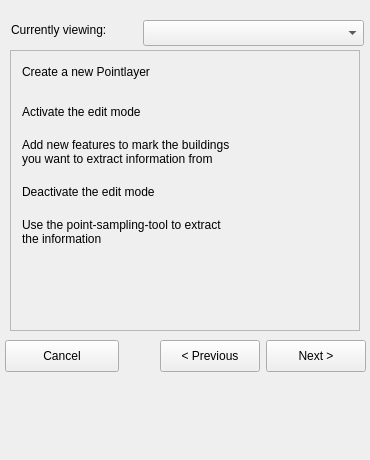
This is ui_main_process_dock.ui in UdK-VPT/Open_eQuarter as Qt 5 draws it before an edit. The edited form follows.
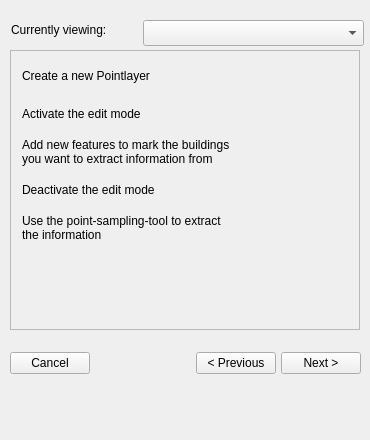
This is the edited form. The open tabs and pages were chosen to show the change. Icons and pictures are not drawn. Custom widgets are drawn as their Qt base class.

Commit message: - Created a new Class for the process-buttons and adapted the gui to use that instead of the former QPushButtons - Changed the UI and added Layout-managers, spacers and stylesheets for a more flexible customization - First approach to seperate model, view and control more clearly/strictly

Diff of the .ui file:
```diff
--- a/ui_main_process_dock.ui
+++ b/ui_main_process_dock.ui
@@ -7,7 +7,7 @@
     <x>0</x>
     <y>0</y>
     <width>370</width>
-    <height>460</height>
+    <height>440</height>
    </rect>
   </property>
   <property name="minimumSize">
@@ -17,7 +17,30 @@
    </size>
   </property>
   <property name="styleSheet">
-   <string notr="true"/>
+   <string notr="true">QStackedWidget QWidget { 
+	text-align: left; 
+}
+
+QStackedWidget QAbstractButton {
+	border: none;
+	margin-left: 2px;
+	min-width: 261px;
+	max-width: 320px;
+	min-height: 32px;
+	max-height: 40px;
+	qproperty-icon: url(&quot;:/Icons/Icons/openmark.png&quot;) off,
+							url(&quot;:/Icons/Icons/checkmark.png&quot;) on ;
+	qproperty-iconSize: 17px; 
+	qproperty-flat: true;
+	qproperty-checkable: true;
+}
+
+QStackedWidget QAbstractButton:active {
+	border: none;
+}
+
+
+</string>
   </property>
   <property name="windowTitle">
    <string>Open eQuarter - Analysis</string>
@@ -38,14 +61,20 @@
       <x>10</x>
       <y>50</y>
       <width>350</width>
-      <height>281</height>
+      <height>280</height>
      </rect>
     </property>
+    <property name="minimumSize">
+     <size>
+      <width>350</width>
+      <height>280</height>
+     </size>
+    </property>
     <property name="autoFillBackground">
      <bool>false</bool>
     </property>
     <property name="styleSheet">
-     <string notr="true">text-align: left;</string>
+     <string notr="true"/>
     </property>
     <property name="frameShape">
      <enum>QFrame::StyledPanel</enum>
@@ -559,218 +588,58 @@
      <property name="accessibleDescription">
       <string/>
      </property>
-     <widget class="QPushButton" name="temp_pointlayer_created_chckBox">
-      <property name="enabled">
-       <bool>true</bool>
-      </property>
-      <property name="geometry">
-       <rect>
-        <x>10</x>
-        <y>0</y>
-        <width>176</width>
-        <height>41</height>
-       </rect>
-      </property>
-      <property name="styleSheet">
-       <string notr="true">:active{ text-align: left; border: none; margin-left: 3px; }
-:checked { border: none; }
-:pressed { border: none; }
-</string>
-      </property>
-      <property name="text">
-       <string>Create a new Pointlayer</string>
-      </property>
-      <property name="icon">
-       <iconset resource="../OpenEQuartersMain/resources.qrc">
-        <normaloff>:/Icons/Icons/openmark.png</normaloff>
-        <normalon>:/Icons/Icons/checkmark.png</normalon>:/Icons/Icons/openmark.png</iconset>
-      </property>
-      <property name="iconSize">
-       <size>
-        <width>17</width>
-        <height>17</height>
-       </size>
-      </property>
-      <property name="shortcut">
-       <string notr="true"/>
-      </property>
-      <property name="checkable">
-       <bool>true</bool>
-      </property>
-      <property name="flat">
-       <bool>true</bool>
-      </property>
-     </widget>
-     <widget class="QPushButton" name="editing_temp_pointlayer_started_chckBox">
-      <property name="enabled">
-       <bool>true</bool>
-      </property>
-      <property name="geometry">
-       <rect>
-        <x>10</x>
-        <y>40</y>
-        <width>171</width>
-        <height>41</height>
-       </rect>
-      </property>
-      <property name="styleSheet">
-       <string notr="true">:active{ text-align: left; border: none; margin-left: 3px; }
-:checked { border: none; }
-:pressed { border: none; }
-</string>
-      </property>
-      <property name="text">
-       <string>Activate the edit mode</string>
-      </property>
-      <property name="icon">
-       <iconset resource="../OpenEQuartersMain/resources.qrc">
-        <normaloff>:/Icons/Icons/openmark.png</normaloff>
-        <normalon>:/Icons/Icons/checkmark.png</normalon>:/Icons/Icons/openmark.png</iconset>
-      </property>
-      <property name="iconSize">
-       <size>
-        <width>17</width>
-        <height>17</height>
-       </size>
-      </property>
-      <property name="shortcut">
-       <string notr="true"/>
-      </property>
-      <property name="checkable">
-       <bool>true</bool>
-      </property>
-      <property name="flat">
-       <bool>true</bool>
-      </property>
-     </widget>
-     <widget class="QPushButton" name="points_of_interest_defined_chckBox">
-      <property name="enabled">
-       <bool>true</bool>
-      </property>
-      <property name="geometry">
-       <rect>
-        <x>10</x>
-        <y>80</y>
-        <width>276</width>
-        <height>41</height>
-       </rect>
-      </property>
-      <property name="styleSheet">
-       <string notr="true">:active{ text-align: left; border: none; margin-left: 3px; }
-:checked { border: none; }
-:pressed { border: none; }
-</string>
-      </property>
-      <property name="text">
-       <string>Add new features to mark the buildings 
+     <layout class="QVBoxLayout" name="verticalLayout_4">
+      <item>
+       <widget class="QProcessButton" name="temp_pointlayer_created_chckBox">
+        <property name="text">
+         <string>Create a new Pointlayer</string>
+        </property>
+       </widget>
+      </item>
+      <item>
+       <widget class="QProcessButton" name="editing_temp_pointlayer_started_chckBox">
+        <property name="text">
+         <string>Activate the edit mode</string>
+        </property>
+       </widget>
+      </item>
+      <item>
+       <widget class="QProcessButton" name="points_of_interest_defined_chckBox">
+        <property name="text">
+         <string>Add new features to mark the buildings 
 you want to extract information from</string>
-      </property>
-      <property name="icon">
-       <iconset resource="../OpenEQuartersMain/resources.qrc">
-        <normaloff>:/Icons/Icons/openmark.png</normaloff>
-        <normalon>:/Icons/Icons/checkmark.png</normalon>:/Icons/Icons/openmark.png</iconset>
-      </property>
-      <property name="iconSize">
-       <size>
-        <width>17</width>
-        <height>17</height>
-       </size>
-      </property>
-      <property name="shortcut">
-       <string notr="true"/>
-      </property>
-      <property name="checkable">
-       <bool>true</bool>
-      </property>
-      <property name="flat">
-       <bool>true</bool>
-      </property>
-     </widget>
-     <widget class="QPushButton" name="editing_temp_pointlayer_stopped_chckBox">
-      <property name="enabled">
-       <bool>true</bool>
-      </property>
-      <property name="geometry">
-       <rect>
-        <x>10</x>
-        <y>120</y>
-        <width>246</width>
-        <height>41</height>
-       </rect>
-      </property>
-      <property name="styleSheet">
-       <string notr="true">:active{ text-align: left; border: none; margin-left: 3px; }
-:checked { border: none; }
-:pressed { border: none; }
-</string>
-      </property>
-      <property name="text">
-       <string>Deactivate the edit mode</string>
-      </property>
-      <property name="icon">
-       <iconset resource="../OpenEQuartersMain/resources.qrc">
-        <normaloff>:/Icons/Icons/openmark.png</normaloff>
-        <normalon>:/Icons/Icons/checkmark.png</normalon>:/Icons/Icons/openmark.png</iconset>
-      </property>
-      <property name="iconSize">
-       <size>
-        <width>17</width>
-        <height>17</height>
-       </size>
-      </property>
-      <property name="shortcut">
-       <string notr="true"/>
-      </property>
-      <property name="checkable">
-       <bool>true</bool>
-      </property>
-      <property name="flat">
-       <bool>true</bool>
-      </property>
-     </widget>
-     <widget class="QPushButton" name="information_sampled_chckBox">
-      <property name="enabled">
-       <bool>true</bool>
-      </property>
-      <property name="geometry">
-       <rect>
-        <x>10</x>
-        <y>160</y>
-        <width>381</width>
-        <height>41</height>
-       </rect>
-      </property>
-      <property name="styleSheet">
-       <string notr="true">:active{ text-align: left; border: none; margin-left: 3px; }
-:checked { border: none; }
-:pressed { border: none; }
-</string>
-      </property>
-      <property name="text">
-       <string>Use the point-sampling-tool to extract
+        </property>
+       </widget>
+      </item>
+      <item>
+       <widget class="QProcessButton" name="editing_temp_pointlayer_stopped_chckBox">
+        <property name="text">
+         <string>Deactivate the edit mode</string>
+        </property>
+       </widget>
+      </item>
+      <item>
+       <widget class="QProcessButton" name="information_sampled_chckBox">
+        <property name="text">
+         <string>Use the point-sampling-tool to extract
 the information</string>
-      </property>
-      <property name="icon">
-       <iconset resource="../OpenEQuartersMain/resources.qrc">
-        <normaloff>:/Icons/Icons/openmark.png</normaloff>
-        <normalon>:/Icons/Icons/checkmark.png</normalon>:/Icons/Icons/openmark.png</iconset>
-      </property>
-      <property name="iconSize">
-       <size>
-        <width>17</width>
-        <height>17</height>
-       </size>
-      </property>
-      <property name="shortcut">
-       <string notr="true"/>
-      </property>
-      <property name="checkable">
-       <bool>true</bool>
-      </property>
-      <property name="flat">
-       <bool>true</bool>
-      </property>
-     </widget>
+        </property>
+       </widget>
+      </item>
+      <item>
+       <spacer name="verticalSpacer_4">
+        <property name="orientation">
+         <enum>Qt::Vertical</enum>
+        </property>
+        <property name="sizeHint" stdset="0">
+         <size>
+          <width>20</width>
+          <height>40</height>
+         </size>
+        </property>
+       </spacer>
+      </item>
+     </layout>
     </widget>
    </widget>
    <widget class="QLabel" name="label">
@@ -796,47 +665,64 @@
      </rect>
     </property>
    </widget>
-   <widget class="QPushButton" name="pushButton">
+   <widget class="QWidget" name="horizontalLayoutWidget">
     <property name="geometry">
      <rect>
-      <x>5</x>
-      <y>340</y>
-      <width>114</width>
-      <height>32</height>
+      <x>10</x>
+      <y>335</y>
+      <width>351</width>
+      <height>56</height>
      </rect>
     </property>
-    <property name="text">
-     <string>Cancel</string>
-    </property>
-   </widget>
-   <widget class="QPushButton" name="process_button_prev">
-    <property name="geometry">
-     <rect>
-      <x>160</x>
-      <y>340</y>
-      <width>100</width>
-      <height>32</height>
-     </rect>
-    </property>
-    <property name="text">
-     <string>&lt; Previous</string>
-    </property>
-   </widget>
-   <widget class="QPushButton" name="process_button_next">
-    <property name="geometry">
-     <rect>
-      <x>266</x>
-      <y>340</y>
-      <width>100</width>
-      <height>32</height>
-     </rect>
-    </property>
-    <property name="text">
-     <string>Next &gt;</string>
-    </property>
+    <layout class="QHBoxLayout" name="horizontalLayout">
+     <property name="spacing">
+      <number>5</number>
+     </property>
+     <item>
+      <widget class="QPushButton" name="pushButton">
+       <property name="text">
+        <string>Cancel</string>
+       </property>
+      </widget>
+     </item>
+     <item>
+      <spacer name="horizontalSpacer">
+       <property name="orientation">
+        <enum>Qt::Horizontal</enum>
+       </property>
+       <property name="sizeHint" stdset="0">
+        <size>
+         <width>40</width>
+         <height>20</height>
+        </size>
+       </property>
+      </spacer>
+     </item>
+     <item>
+      <widget class="QPushButton" name="process_button_prev">
+       <property name="text">
+        <string>&lt; Previous</string>
+       </property>
+      </widget>
+     </item>
+     <item>
+      <widget class="QPushButton" name="process_button_next">
+       <property name="text">
+        <string>Next &gt;</string>
+       </property>
+      </widget>
+     </item>
+    </layout>
    </widget>
   </widget>
  </widget>
+ <customwidgets>
+  <customwidget>
+   <class>QProcessButton</class>
+   <extends>QPushButton</extends>
+   <header>ui_process_button</header>
+  </customwidget>
+ </customwidgets>
  <resources>
   <include location="../OpenEQuartersMain/resources.qrc"/>
   <include location="../OpenEQuartersMain/resources.qrc"/>
```
Left out of the diff: 596 changed lines with no effect on the pictures. The commit also changes 6 other files.
